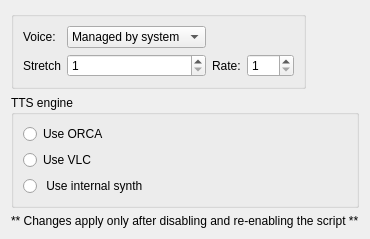
lliurex/accesshelper, file kwin/scripts/kwin-ocrwindow/contents/ui/config.ui: the form before one commit.
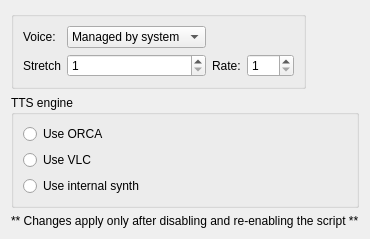
The form after the commit.

Patch:
```diff
--- a/kwin/scripts/kwin-ocrwindow/contents/ui/config.ui
+++ b/kwin/scripts/kwin-ocrwindow/contents/ui/config.ui
@@ -124,7 +124,7 @@
 		<item>
 		  <widget class="QRadioButton" name="kcfg_Synth" >
 			<property name="text">
-			<string> Use internal synth</string>
+			<string>Use internal synth</string>
 		   </property>
 		   <property name="pressed">
 		   <bool>false</bool>
```
Left out of the diff: 8 changed lines with no effect on the pictures.
